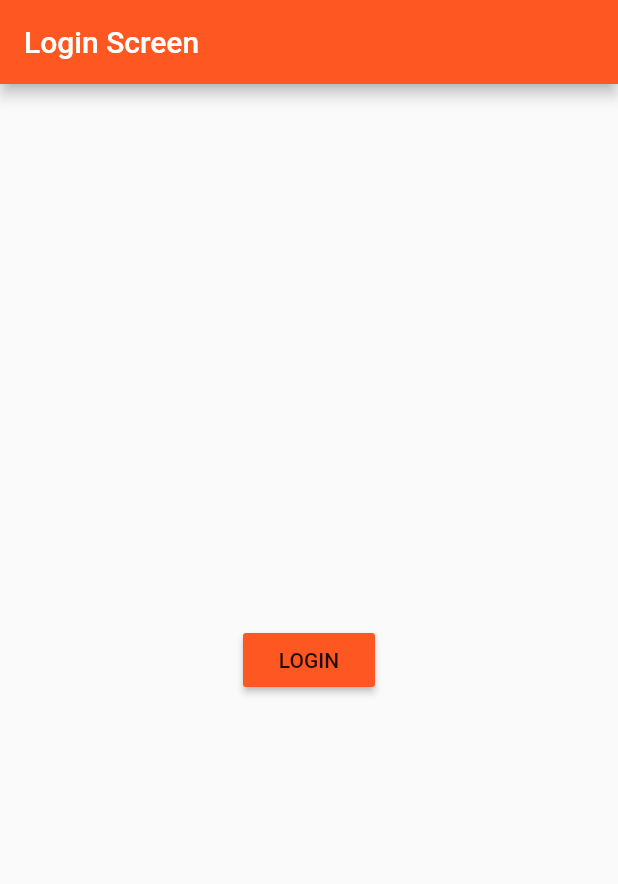
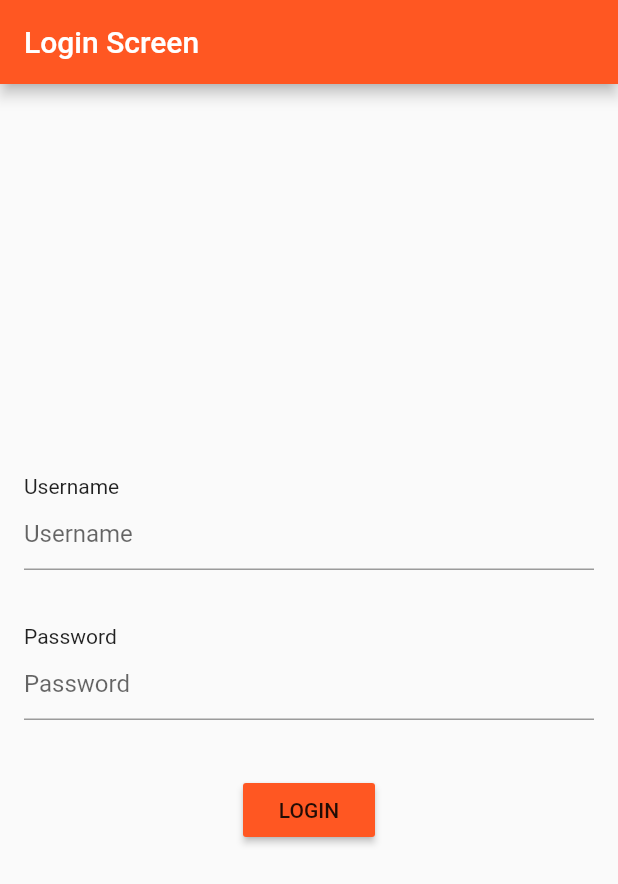
Before and after one commit to donwardpeng/Flutter_Playground, a Flutter app: the screen it shows after launch, on a phone screen of 412 x 824 dp. Shown: the top 884 px of the screen. Run offline on Flutter 3.47's test engine with Material 2 defaults, Android fonts, the phone set to English and light mode, and no system bars.

Commit message:
Added username and password fields. Started to obscure the password and etched in the password lock button

```diff
--- a/lib/pages/login.dart
+++ b/lib/pages/login.dart
@@ -8,7 +8,27 @@ class LoginScreen extends StatelessWidget {
     return Scaffold(
         appBar: AppBar(title: Text('Login Screen')),
         body: Container(
-          child: RaisedButton(
+          padding: EdgeInsets.all(16.0),
+          child: Column(
+              crossAxisAlignment: CrossAxisAlignment.center,
+              mainAxisAlignment: MainAxisAlignment.center,
+              children: <Widget>[
+                Row(children: <Widget>[Text('Username')]),
+                TextField(decoration: InputDecoration(hintText: 'Username')),
+                Padding(
+                  padding: EdgeInsets.fromLTRB(0.0, 0.0, 0.0, 36.0),
+                ),
+                Row(children: <Widget>[
+                  Text('Password'),
+                ]),
+                TextField(
+                  decoration: InputDecoration(hintText: 'Password'),
+                  obscureText: true,
+                ),
+                Padding(
+                  padding: EdgeInsets.fromLTRB(0.0, 0.0, 0.0, 36.0),
+                ),
+                RaisedButton(
                     child: Text('LOGIN'),
                     color: Theme.of(context).primaryColor,
                     onPressed: () {
@@ -17,7 +37,7 @@ class LoginScreen extends StatelessWidget {
                           MaterialPageRoute(
                               builder: (BuildContext context) => MainPage()));
                     }),
-          alignment: Alignment.center,
+              ]),
         ));
   }
 }
--- a/lib/product_manager.dart
+++ b/lib/product_manager.dart
@@ -1,8 +1,6 @@
 import 'package:flutter/material.dart';
 
 import './products.dart';
-import './product_control.dart';
-import './pages/product_details.dart';
 
 class ProductManager extends StatefulWidget {
   final Map<String, String> startingProduct;
```
Also changed, not shown: lib/password_field.dart (added), 11 other files. Lines whose indentation alone changed are shown as unchanged.
